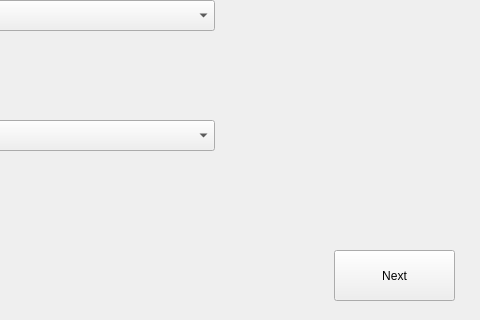
Qt form Qt/computervscomputerwindow.ui (alaamhassan/OthelloGameProject) before a commit; both pictures show x 806 to 1286 and y 380 to 700 of the 1286 by 700 pixel window.
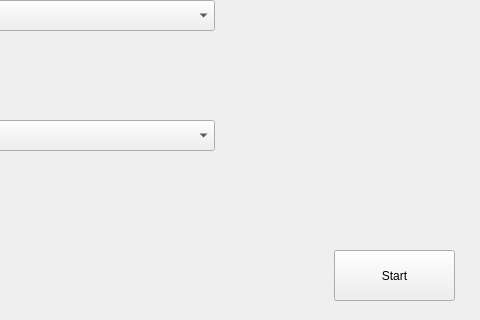
The same form after that commit.

```diff
--- a/Qt/computervscomputerwindow.ui
+++ b/Qt/computervscomputerwindow.ui
@@ -36,7 +36,7 @@
     </rect>
    </property>
    <property name="text">
-    <string>Next</string>
+    <string>Start</string>
    </property>
   </widget>
   <widget class="QComboBox" name="computer1LevelList">
```
